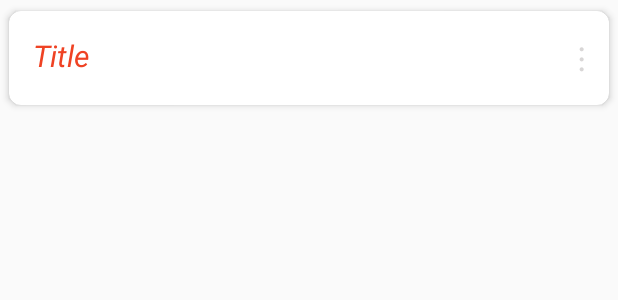
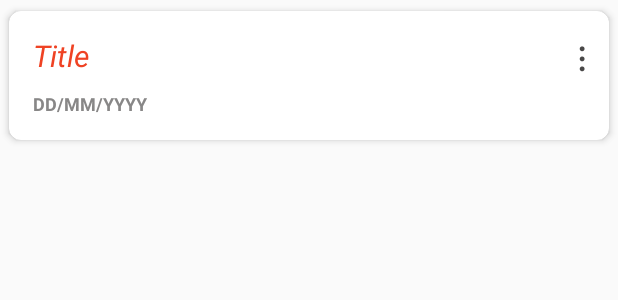
Before and after one commit to shopocus/ecommerce-calculator-app, an Android app: the layout title_rows.xml on its own in the app's theme, with its tools: preview values and no code run, on a phone screen of 412 x 824 dp. Shown: the top 300 px of the screen. Run offline under Robolectric (Android 15) with nearby library versions, the phone set to English and light mode, and no system bars.

Commit message:
add title save date and remove bugs on search bar

```diff
--- a/app/src/main/java/com/ecommerce/calculator/activities/FragmentSelection.java
+++ b/app/src/main/java/com/ecommerce/calculator/activities/FragmentSelection.java
@@ -2,6 +2,8 @@ package com.ecommerce.calculator.activities;
 
 import android.os.Build;
 import android.os.Bundle;
+import android.view.WindowManager;
+
 import com.ecommerce.calculator.adapter.PageAdapter;
 import com.google.android.gms.ads.AdRequest;
 import com.google.android.gms.ads.AdView;
--- a/app/src/main/java/com/ecommerce/calculator/activities/LoginActivity.java
+++ b/app/src/main/java/com/ecommerce/calculator/activities/LoginActivity.java
@@ -104,7 +104,7 @@ public class LoginActivity extends AppCompatActivity implements View.OnClickList
 
             @Override
             public void onFailure(Call<LoginResponse> call, Throwable t) {
-                login.setBackgroundColor(getResources().getColor(R.color.colorPrimaryDark));
+                login.setBackgroundColor(getResources().getColor(R.color.colorPrimary));
                 login.setText("Login");
                 login.setTextColor(getResources().getColor(R.color.colorBase));
                 login.setEnabled(true);
--- a/app/src/main/java/com/ecommerce/calculator/activities/SplashScreen.java
+++ b/app/src/main/java/com/ecommerce/calculator/activities/SplashScreen.java
@@ -16,7 +16,7 @@ public class SplashScreen extends AppCompatActivity {
         new Handler().postDelayed(new Runnable() {
             @Override
             public void run(){
-                Intent i = new Intent(SplashScreen.this, MainActivity.class);
+                Intent i = new Intent(SplashScreen.this, LoginActivity.class);
                 startActivity(i);
                 finish();
             }
--- a/app/src/main/java/com/ecommerce/calculator/fragments/input.java
+++ b/app/src/main/java/com/ecommerce/calculator/fragments/input.java
@@ -343,6 +343,7 @@ public class input extends Fragment implements View.OnClickListener {
                 num8.setText(SharedPrefManager.getInstance(getActivity()).getData().getOther());
                 num9.setText(SharedPrefManager.getInstance(getActivity()).getData().getDiscountAmount());
                 num10.setText(SharedPrefManager.getInstance(getActivity()).getData().getDiscountPercent());
+
                 String flag = "false";
                 SharedPrefManager.getInstance(getActivity())
                         .saveFlag(flag);
--- a/app/src/main/java/com/ecommerce/calculator/models/savedTitleResponse.java
+++ b/app/src/main/java/com/ecommerce/calculator/models/savedTitleResponse.java
@@ -4,17 +4,17 @@ import java.util.List;
 
 public class savedTitleResponse {
 
-    private List<String> title;
+    private List<Title> title;
     private String message;
 
-    public savedTitleResponse(List<String> title, String message) {
+    public savedTitleResponse(List<Title> title, String message) {
         this.title = title;
         this.message = message;
     }
 
     public String getMessage() {return message; }
 
-    public List<String> getTitle() {
+    public List<Title> getTitle() {
         return title;
     }
 }
--- a/app/src/main/res/layout/activity_login.xml
+++ b/app/src/main/res/layout/activity_login.xml
@@ -7,8 +7,8 @@
     tools:context=".activities.LoginActivity">
 
     <ImageView
-        android:layout_width="200dp"
-        android:layout_height="150dp"
+        android:layout_width="180dp"
+        android:layout_height="140dp"
         android:src="@drawable/shopocus"
         android:layout_centerHorizontal="true"
         android:layout_above="@+id/login"
--- a/app/src/main/res/layout/activity_menu.xml
+++ b/app/src/main/res/layout/activity_menu.xml
@@ -18,7 +18,7 @@
         android:layout_below="@id/toolbar"
         android:background="@drawable/toolbar"
         android:layout_marginBottom="16dp"
-        android:minHeight="?attr/actionBarSize"
+        android:paddingBottom="2dp"
         android:theme="@style/ThemeOverlay.AppCompat.Dark">
 
         <SearchView
--- a/app/src/main/res/layout/title_rows.xml
+++ b/app/src/main/res/layout/title_rows.xml
@@ -14,6 +14,12 @@
         android:layout_height="wrap_content"
         android:padding="16dp">
 
+        <LinearLayout
+            android:id="@+id/data_layout"
+            android:layout_width="match_parent"
+            android:layout_height="wrap_content"
+            android:orientation="vertical">
+
         <TextView
             android:id="@+id/title"
             android:layout_width="match_parent"
@@ -25,37 +31,29 @@
             android:textAppearance="?android:textAppearanceLarge"/>
 
         <TextView
+            android:id="@+id/date"
+            android:layout_marginTop="10dp"
+            android:layout_width="match_parent"
+            android:layout_height="wrap_content"
+            android:textColor="#888787"
+            android:textSize="12sp"
+            android:textStyle="bold"
+            android:text="DD/MM/YYYY"/>
+
+        </LinearLayout>
+
+        <TextView
             android:layout_width="wrap_content"
             android:layout_height="wrap_content"
             android:text="&#8942;"
             android:id="@+id/optionMenu"
-            android:textColor="@color/colorBase"
+            android:textColor="#494848"
+            android:textStyle="bold"
             android:textAppearance="?android:textAppearanceLarge"
             android:layout_alignParentTop="true"
             android:layout_alignParentRight="true"
             android:paddingLeft="16dp"/>
 
-       <!-- <ImageButton
-            android:id="@+id/delete"
-            android:layout_width="wrap_content"
-            android:layout_height="wrap_content"
-            android:layout_toEndOf="@+id/title"
-            android:layout_toRightOf="@+id/title"
-            android:background="@null"
-            android:src="@drawable/ic_delete"
-            app:layout_constraintEnd_toEndOf="parent"
-            app:layout_constraintTop_toTopOf="parent" />
-
-        <Button
-            android:id="@+id/edit_button"
-            android:layout_width="wrap_content"
-            android:layout_height="wrap_content"
-            android:background="@color/colorPrimary"
-            android:text="EDIT"
-            android:textColor="@color/light_grey"
-            app:layout_constraintEnd_toEndOf="parent"
-            app:layout_constraintTop_toBottomOf="@+id/title" />-->
-
     </RelativeLayout>
 
 </androidx.cardview.widget.CardView>
```
Also changed, not shown: app/src/main/java/com/ecommerce/calculator/activities/MainActivity.java (+7 -1 lines), app/src/main/java/com/ecommerce/calculator/adapter/TitleAdapter.java (+17 -11 lines), app/src/main/java/com/ecommerce/calculator/fragments/saved.java (+5 -2 lines), app/src/main/java/com/ecommerce/calculator/models/Title.java (+7 -4 lines), app/src/main/res/drawable/textbox.xml (deleted, +0 -10 lines).
